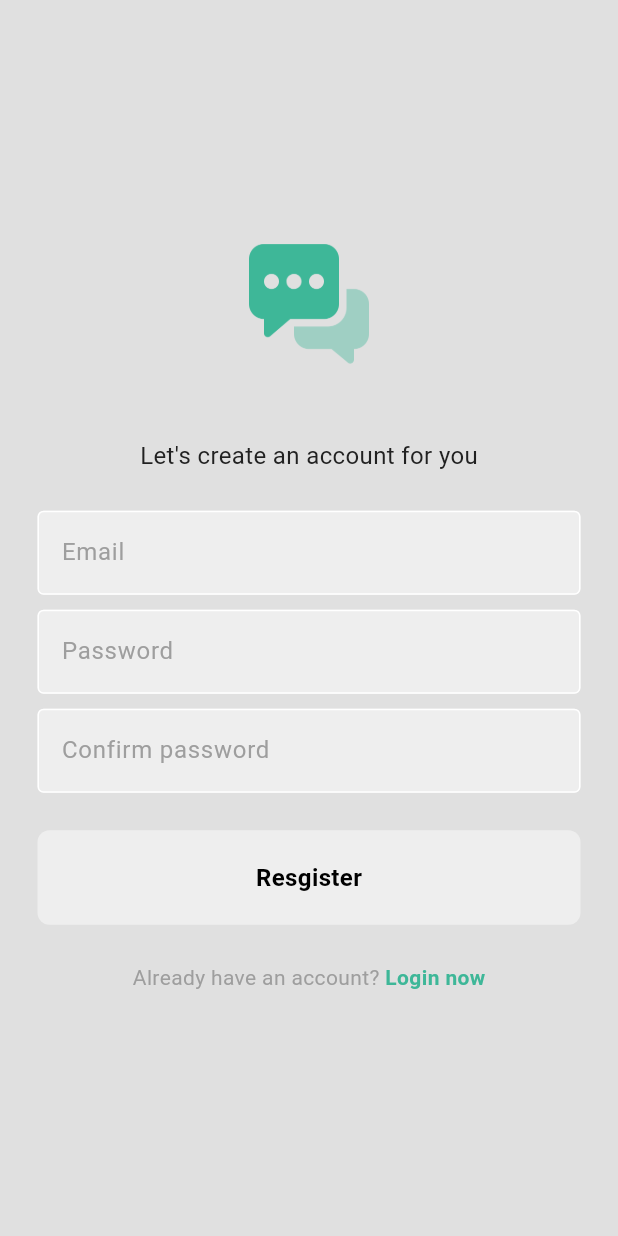
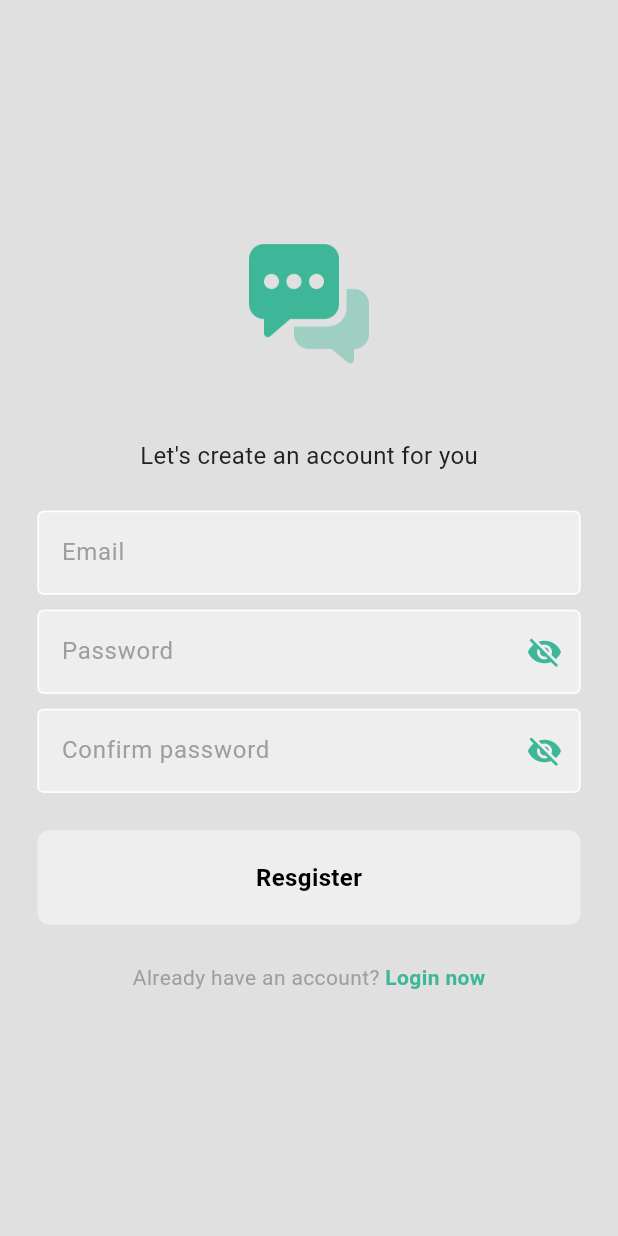
Before and after one commit to Efty34/TxT, a Flutter app: the RegisterPage screen opened directly, on a phone screen of 412 x 824 dp. Run offline on Flutter 3.47's test engine with Material 3 defaults, Android fonts, the phone set to English and light mode, and no system bars; our stand-ins replace firebase_auth, firebase_core; accounts and stored records are empty; generated files the repository leaves out were written again; network calls fail.

```diff
--- a/lib/components/my_textfield.dart
+++ b/lib/components/my_textfield.dart
@@ -1,21 +1,44 @@
 import 'package:flutter/material.dart';
 
-class MyTextfield extends StatelessWidget {
+class MyTextfield extends StatefulWidget {
   final String hintText;
   final bool obscureText;
   final TextEditingController controller;
-  const MyTextfield(
-      {super.key,
-      required this.hintText,
-      required this.obscureText,
-      required this.controller});
+
+  const MyTextfield({
+    super.key,
+    required this.hintText,
+    required this.obscureText,
+    required this.controller,
+  });
+
+  @override
+  State<MyTextfield> createState() => _MyTextfieldState();
+}
+
+class _MyTextfieldState extends State<MyTextfield> {
+  late bool _obscureText;
+
+  @override
+  void initState() {
+    super.initState();
+    _obscureText = widget.obscureText;
+  }
+
+  void _toggleVisibility() {
+    setState(
+      () {
+        _obscureText = !_obscureText;
+      },
+    );
+  }
 
   @override
   Widget build(BuildContext context) {
     return Padding(
       padding: const EdgeInsets.symmetric(horizontal: 25),
       child: TextField(
-        controller: controller,
+        controller: widget.controller,
         decoration: InputDecoration(
           enabledBorder: OutlineInputBorder(
             borderSide: BorderSide(
@@ -29,12 +52,22 @@ class MyTextfield extends StatelessWidget {
           ),
           filled: true,
           fillColor: Theme.of(context).colorScheme.secondary,
-          hintText: hintText,
+          hintText: widget.hintText,
           hintStyle: TextStyle(
             color: Theme.of(context).colorScheme.primary,
           ),
+          suffixIcon: widget.hintText.toLowerCase() == 'password' ||
+                  widget.hintText.toLowerCase() == 'confirm password'
+              ? IconButton(
+                  icon: Icon(
+                    _obscureText ? Icons.visibility_off : Icons.visibility,
+                    color: Theme.of(context).colorScheme.outline,
+                  ),
+                  onPressed: _toggleVisibility,
+                )
+              : null,
         ),
-        obscureText: obscureText,
+        obscureText: _obscureText,
       ),
     );
   }
--- a/lib/main.dart
+++ b/lib/main.dart
@@ -1,6 +1,6 @@
 import 'package:firebase_core/firebase_core.dart';
 import 'package:flutter/material.dart';
-import 'package:txt/auth/login_or_register.dart';
+import 'package:txt/auth/auth_gate.dart';
 import 'package:txt/firebase_options.dart';
 import 'package:txt/themes/light_mode.dart';
 
@@ -17,7 +17,7 @@ class MyApp extends StatelessWidget {
   Widget build(BuildContext context) {
     return MaterialApp(
       debugShowCheckedModeBanner: false,
-      home: const LoginOrRegister(),
+      home: const AuthGate(),
       theme: lightMode,
     );
   }
```
Also changed, not shown: lib/auth/auth_gate.dart (added, +27 -0 lines), lib/auth/auth_service.dart (added, +50 -0 lines), lib/pages/home_page.dart (added, +27 -0 lines), lib/pages/login_page.dart (+37 -2 lines), lib/pages/register_page.dart (+65 -3 lines).
